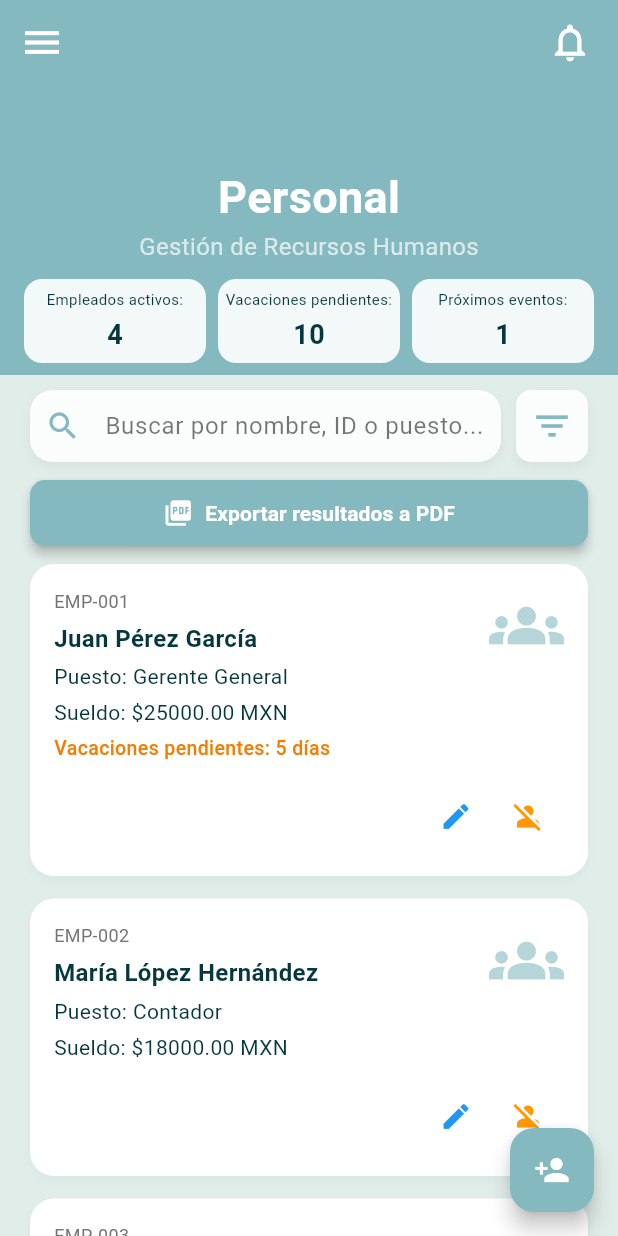
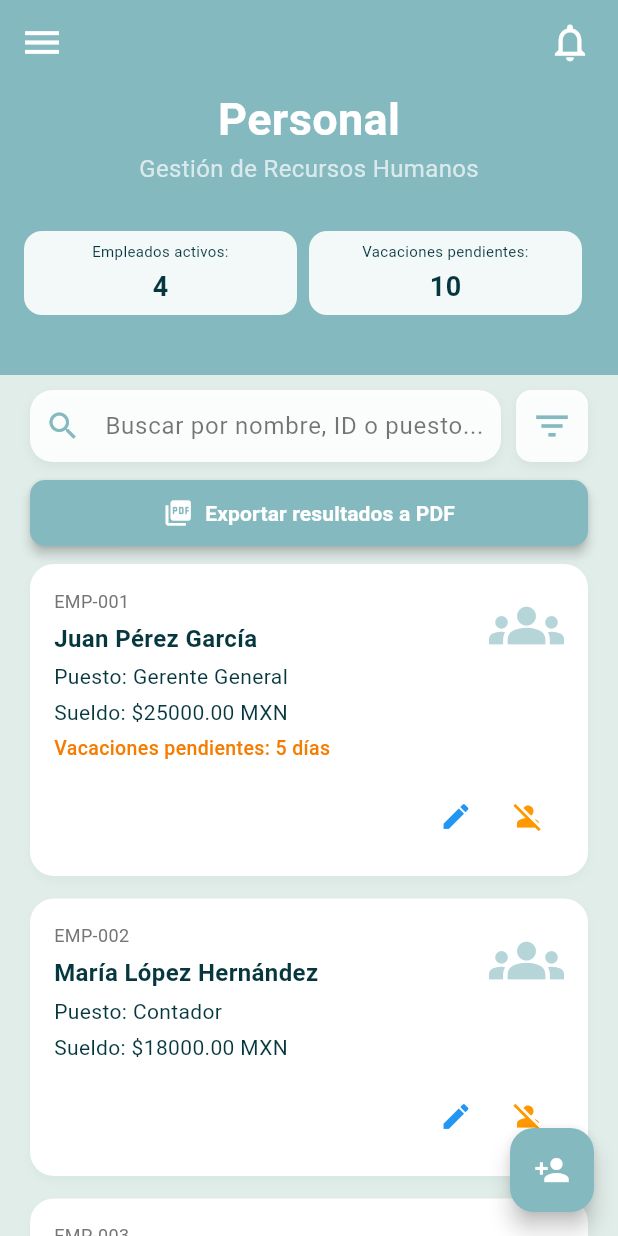
Before and after one commit to GabSalinas110403/fynix, a Flutter app: the PersonalScreen screen opened by its route, on a phone screen of 412 x 824 dp. Run offline on Flutter 3.47's test engine with Material 3 defaults, Android fonts, the light colour scheme and no system bars; our stand-ins replace fl_chart, pdf, printing, shared_preferences; accounts and stored records are empty.

Commit message:
correcciones visuales

```diff
--- a/lib/screens/almacen_screen.dart
+++ b/lib/screens/almacen_screen.dart
@@ -1105,7 +1105,7 @@ class _ProfitMarginChartState extends State<ProfitMarginChart> {
                 mainAxisAlignment: MainAxisAlignment.spaceBetween,
                 children: [
                   const Text(
-                    "Margen de Ganancia por Producto",
+                    "Margen de Ganancia",
                     style: TextStyle(
                       fontSize: 20,
                       fontWeight: FontWeight.bold,
--- a/lib/screens/personal_screen.dart
+++ b/lib/screens/personal_screen.dart
@@ -136,7 +136,6 @@ class _PersonalScreenState extends State<PersonalScreen> {
 
   int get empleadosActivos => empleados.where((e) => e.activo).length;
   int get vacacionesPendientes => empleados.where((e) => e.activo).fold(0, (sum, e) => sum + e.vacacionesPendientes);
-  int get proximosEventos => 1;
 
   String _getNombreCampo(String campo) {
     switch (campo) {
@@ -666,7 +665,7 @@ class _PersonalScreenState extends State<PersonalScreen> {
               background: Container(
                 color: PersonalScreen.primaryColor,
                 // Reducir el padding inferior para dar más espacio
-                padding: const EdgeInsets.only(top: 80, bottom: 8, left: 16, right: 16),
+                padding: const EdgeInsets.only(top: 40, bottom: 40, left: 16, right: 16),
                 child: Column(
                   mainAxisAlignment: MainAxisAlignment.end,
                   children: [
@@ -685,7 +684,7 @@ class _PersonalScreenState extends State<PersonalScreen> {
                         color: Colors.white70,
                       ),
                     ),
-                    const SizedBox(height: 10),
+                    const SizedBox(height: 30),
                     // Stats en la AppBar expandida
                     Padding(
                       padding: const EdgeInsets.symmetric(horizontal: 0.0),
@@ -707,14 +706,7 @@ class _PersonalScreenState extends State<PersonalScreen> {
                               Colors.white,
                             ),
                           ),
-                          const SizedBox(width: 8),
-                          Expanded(
-                            child: _buildStatContainer(
-                              'Próximos eventos:',
-                              proximosEventos.toString(),
-                              Colors.white,
-                            ),
-                          ),
+                          const SizedBox(width: 8)
                         ],
                       ),
                     ),
```
